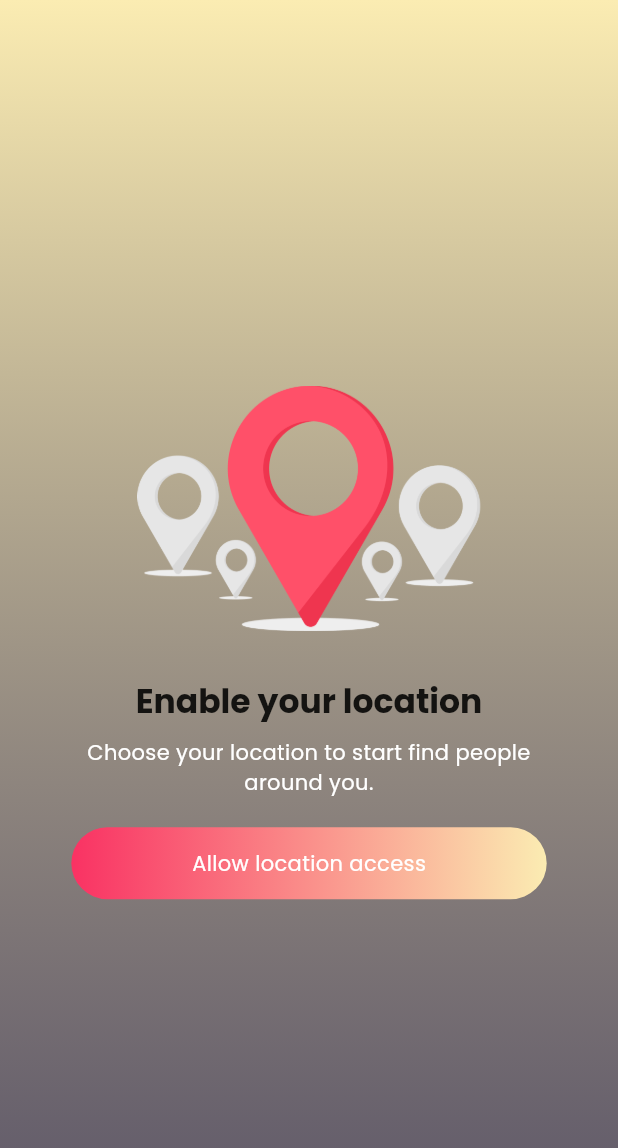
After one commit to dwidev/chat_bloc, a Flutter app: the AllowPermissionLocationPage screen opened directly, on a phone screen of 412 x 824 dp. The commit adds this screen. Shown: the top 1148 px of the screen. Run offline on Flutter 3.47's test engine with Material 2 defaults, Android fonts, the light colour scheme and no system bars; drawn by our look-alikes of flutter_animate; our stand-ins replace bloc_concurrency, dio, dotted_border, equatable, flutter_bloc, flutter_spinkit and 3 more; network calls fail.

Commit message:
- create page allow location permission

```diff
--- /dev/null
+++ b/lib/auth/pages/allow_permission_location_page.dart
@@ -0,0 +1,101 @@
+import 'package:chat_bloc/homepage/pages/home_page.dart';
+import 'package:flutter/material.dart';
+import 'package:flutter_animate/flutter_animate.dart';
+
+import '../../core/constant/png_assets.dart';
+import '../../core/theme/colors.dart';
+import '../../core/widget/gradient_button.dart';
+
+class AllowPermissionLocationPage extends StatefulWidget {
+  const AllowPermissionLocationPage({super.key});
+
+  @override
+  State<AllowPermissionLocationPage> createState() =>
+      _AllowPermissionLocationPageState();
+}
+
+class _AllowPermissionLocationPageState
+    extends State<AllowPermissionLocationPage> {
+  @override
+  Widget build(BuildContext context) {
+    final size = MediaQuery.of(context).size;
+    final textTheme = Theme.of(context).textTheme;
+
+    return Scaffold(
+      body: AnimatedContainer(
+        duration: const Duration(milliseconds: 500),
+        width: size.width,
+        height: size.height,
+        decoration: BoxDecoration(
+          gradient: LinearGradient(
+            colors: [
+              darkColor,
+              softyellowColor,
+            ],
+            begin: Alignment.bottomCenter,
+            end: Alignment.topCenter,
+          ),
+        ),
+        child: SafeArea(
+          child: Column(
+            crossAxisAlignment: CrossAxisAlignment.center,
+            mainAxisAlignment: MainAxisAlignment.center,
+            children: [
+              Container(
+                width: size.width / 1.8,
+                height: size.width / 1.8,
+                decoration: const BoxDecoration(
+                  image: DecorationImage(
+                    image: AssetImage(location),
+                  ),
+                ),
+              ).animate().fade(
+                    delay: const Duration(milliseconds: 300),
+                    duration: const Duration(milliseconds: 200),
+                  ),
+              SizedBox(
+                width: size.width / 1.2,
+                child: Column(
+                  children: [
+                    Text(
+                      "Enable your location",
+                      textAlign: TextAlign.center,
+                      style: textTheme.titleLarge?.copyWith(
+                        fontWeight: FontWeight.bold,
+                      ),
+                    ),
+                    const SizedBox(height: 10),
+                    Text(
+                      "Choose your location to start find people around you.",
+                      textAlign: TextAlign.center,
+                      style: textTheme.bodyMedium?.copyWith(color: whiteColor),
+                    ),
+                  ],
+                ),
+              ).animate().fade(
+                    delay: const Duration(milliseconds: 300),
+                    duration: const Duration(milliseconds: 200),
+                  ),
+              const SizedBox(height: 20),
+              GradientButton(
+                onPressed: () {
+                  push(context: context, page: const HomePage());
+                },
+                child: Text(
+                  "Allow location access",
+                  style: textTheme.bodyMedium?.copyWith(color: whiteColor),
+                ),
+              )
+                  .animate()
+                  .fade(
+                    delay: const Duration(milliseconds: 600),
+                    duration: const Duration(milliseconds: 200),
+                  )
+                  .shake(delay: const Duration(milliseconds: 700), hz: 10)
+            ],
+          ),
+        ),
+      ),
+    );
+  }
+}
--- a/lib/auth/pages/complete_profile_page.dart
+++ b/lib/auth/pages/complete_profile_page.dart
@@ -8,6 +8,7 @@ import 'package:flutter/cupertino.dart';
 import 'package:flutter/material.dart';
 import 'package:flutter_animate/flutter_animate.dart';
 
+import 'allow_permission_location_page.dart';
 import 'complete_age_view_page.dart';
 import 'complete_gender_view_page.dart';
 import 'complete_interest_view_page.dart';
@@ -49,7 +50,7 @@ class _CompleteProfilePageState extends State<CompleteProfilePage> {
 
   void onNext() {
     if (pageIndex == pageLenth - 1) {
-      push(context: context, page: const HomePage());
+      push(context: context, page: const AllowPermissionLocationPage());
       return;
     }
     setState(() {
--- a/lib/core/constant/png_assets.dart
+++ b/lib/core/constant/png_assets.dart
@@ -1 +1,2 @@
 const google = "assets/google.png";
+const location = "assets/loc.png";
--- a/lib/core/widget/gradient_button.dart
+++ b/lib/core/widget/gradient_button.dart
@@ -6,8 +6,8 @@ import '../theme/colors.dart';
 class GradientButton extends StatelessWidget {
   const GradientButton({
     Key? key,
+    required this.onPressed,
     required this.child,
-    required this.onPressed,
     this.width,
     this.gradient,
   }) : super(key: key);
```
Also changed, not shown: assets/loc.png (added).
